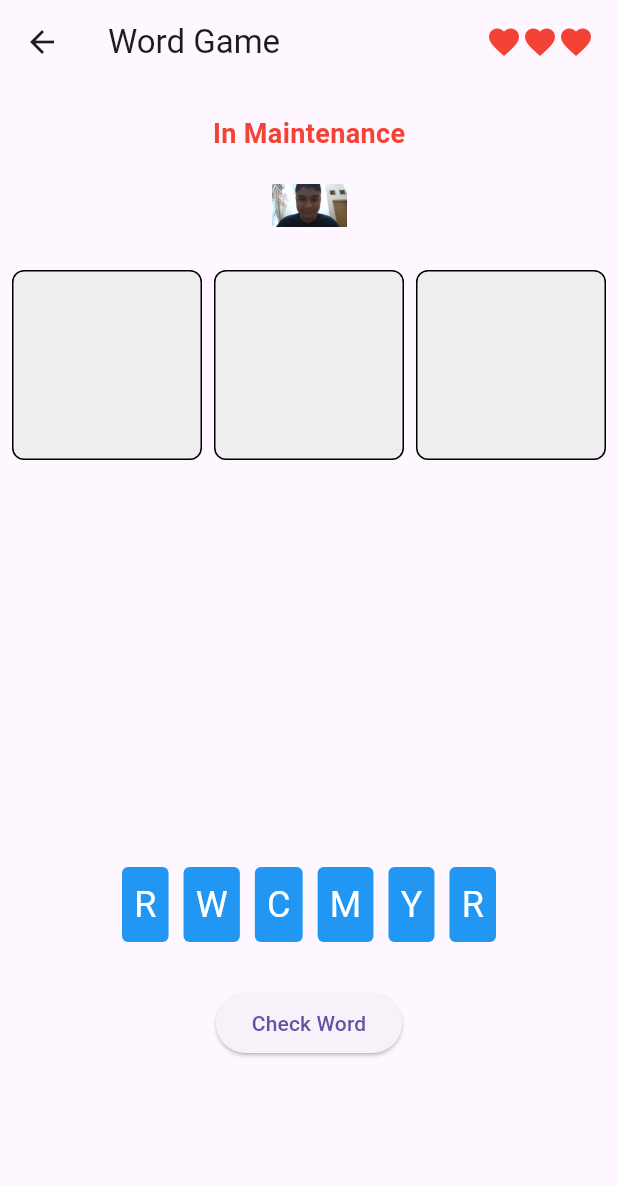
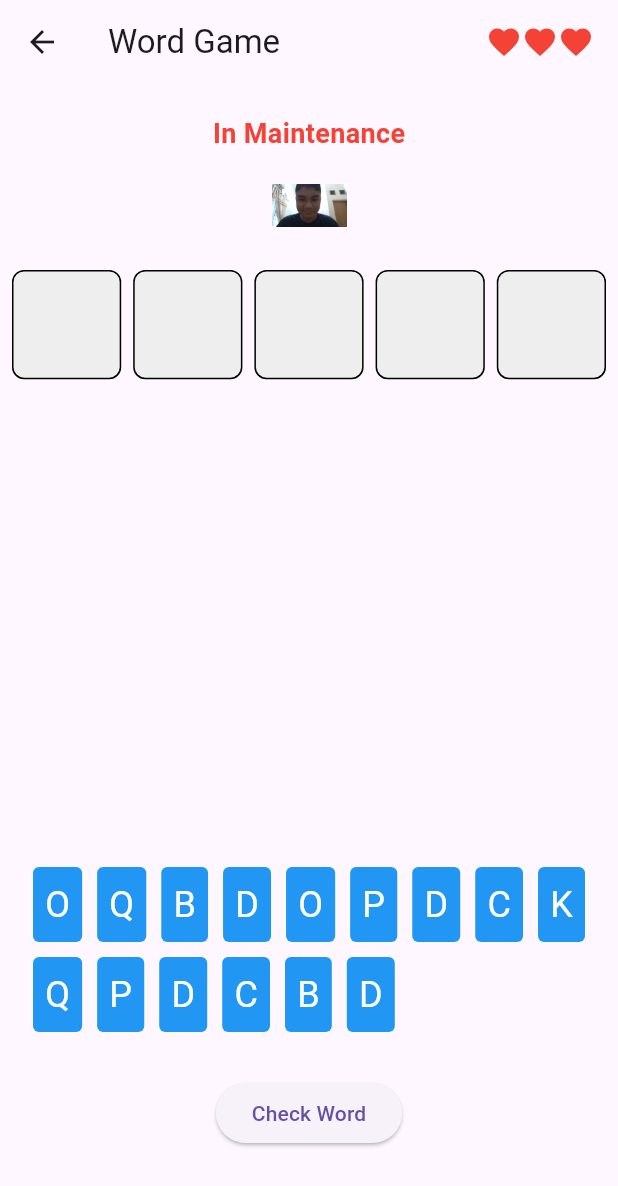
Before and after one commit to RafiDevari/DyslexiAI, a Flutter app: the Susunkatalobi screen opened directly, after a tap on "Susunkata Biasa", on a phone screen of 412 x 824 dp. Shown: the top 1186 px of the screen. Run offline on Flutter 3.47's test engine with Material 3 defaults, Android fonts, the phone set to English and light mode, and no system bars; our stand-ins replace flutter_tts, permission_handler, speech_to_text.

```diff
--- a/lib/susunkata/susunkata.dart
+++ b/lib/susunkata/susunkata.dart
@@ -1,9 +1,12 @@
 import 'dart:math';
+import 'package:dyslexiai/training/trainingmain.dart';
 import 'package:flutter/material.dart';
 import 'package:flutter_tts/flutter_tts.dart';
 
 class Susunkata extends StatefulWidget {
-  const Susunkata({Key? key}) : super(key: key);
+  final String correctWord;  // Add a constructor parameter
+
+  const Susunkata({super.key, required this.correctWord});
 
   @override
   State<Susunkata> createState() => _SusunState();
@@ -11,7 +14,7 @@ class Susunkata extends StatefulWidget {
 
 class _SusunState extends State<Susunkata> {
   String mispelledDetails = '';
-  final String correctWord = 'CRY';
+  late String correctWord;
   late List<String> letters;
   late List<String?> blocks;
   final Map<String, bool> usedLetters = {};
@@ -24,11 +27,15 @@ class _SusunState extends State<Susunkata> {
     'P': ['D', 'B'],
     'B': ['D'],
     'D': ['B'],
+    'C': ['O','D','Q'],
+    'O': ['C','Q','D'],
+    'R': ['P','B','B']
   };
 
   @override
   void initState() {
     super.initState();
+    correctWord = widget.correctWord;
     letters = generateLetters();
     blocks = List.generate(correctWord.length, (index) => null);
     correctPositions = List.generate(correctWord.length, (index) => false);
@@ -130,28 +137,38 @@ class _SusunState extends State<Susunkata> {
   void showGameOverDialog() {
     showDialog(
       context: context,
+      barrierDismissible: false,  // Prevent closing the dialog without choosing
       builder: (context) {
         return AlertDialog(
           title: Text('💔 Game Over'),
-          content: Text(mispelledDetails),
+          content: Text('You have used all your hearts! What would you like to do next?'),
           actions: [
             TextButton(
               onPressed: () {
-                Navigator.of(context).pop();
-                resetGame();
+                resetGame();  // Restart the current game
               },
               child: Text('Restart'),
             ),
+            TextButton(
+              onPressed: () {
+                Navigator.of(context).pop();  // Close the dialog
+                Navigator.of(context).pushReplacement(
+                  MaterialPageRoute(builder: (context) => TrainingMain()),
+                );
+              },
+              child: Text('Go to Training'),
+            )
           ],
         );
       },
     );
   }
 
+
   void resetGame() {
     Navigator.of(context).pop(); // Close the pop-up
     Navigator.of(context).pushReplacement(
-      MaterialPageRoute(builder: (context) => Susunkata()),
+      MaterialPageRoute(builder: (context) => Susunkata(correctWord: correctWord,)),
     );
   }
 
--- a/lib/susunkata/susunkatalobi.dart
+++ b/lib/susunkata/susunkatalobi.dart
@@ -16,7 +16,7 @@ class Susunkatalobi extends StatelessWidget {
               onPressed: () {
                 Navigator.push(
                   context,
-                  MaterialPageRoute(builder: (context) => Susunkata()),
+                  MaterialPageRoute(builder: (context) => Susunkata(correctWord: "POPOK",)),
                 );
               },
               child: Text('Susunkata Biasa'),
```
